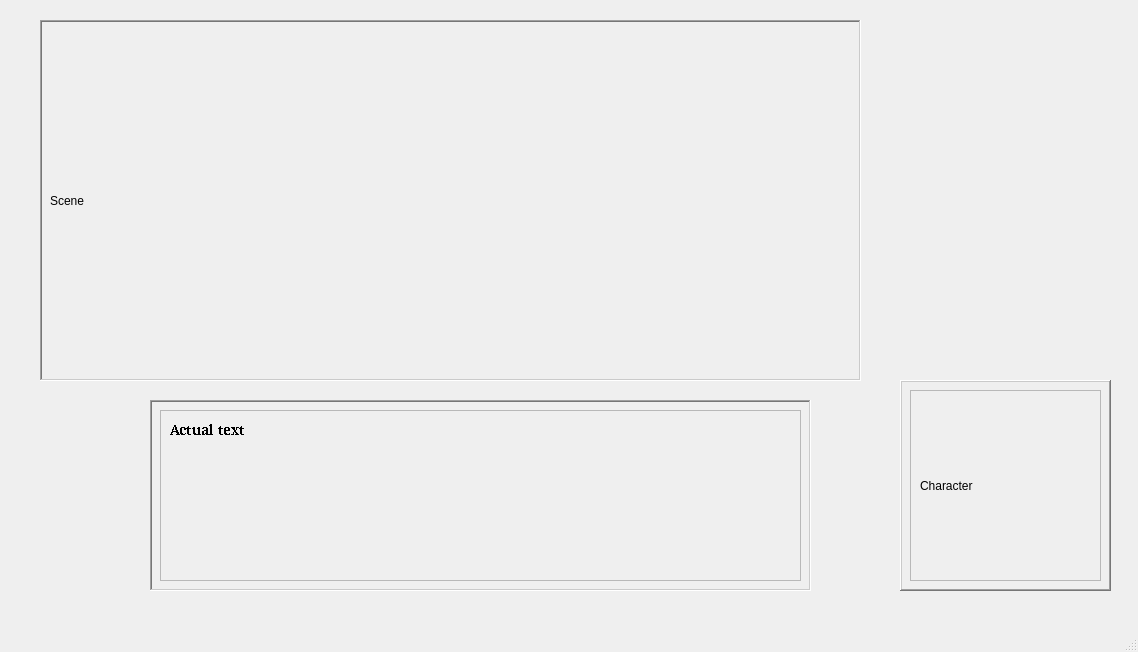
First picture: the form in mainui.ui, repository Cathodeo/meshai, before the edit.
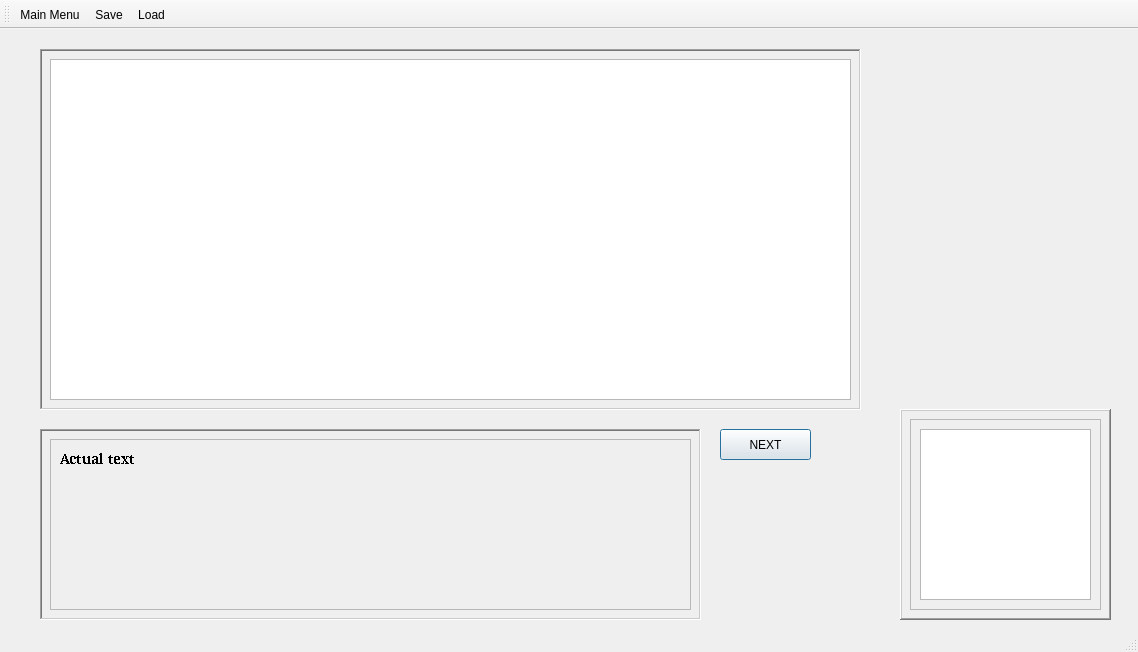
Second picture: the form after the edit. Custom widgets are drawn as their Qt base class.

```diff
--- a/mainui.ui
+++ b/mainui.ui
@@ -17,7 +17,7 @@
    <widget class="QFrame" name="tbox_outerFrame">
     <property name="geometry">
      <rect>
-      <x>150</x>
+      <x>40</x>
       <y>400</y>
       <width>661</width>
       <height>191</height>
@@ -105,7 +105,7 @@
     <property name="frameShadow">
      <enum>QFrame::Sunken</enum>
     </property>
-    <widget class="QLabel" name="pixMain">
+    <widget class="QGraphicsView" name="mainView">
      <property name="geometry">
       <rect>
        <x>10</x>
@@ -114,9 +114,6 @@
        <height>341</height>
       </rect>
      </property>
-     <property name="text">
-      <string>Scene</string>
-     </property>
     </widget>
    </widget>
    <widget class="QFrame" name="portraitFrame">
@@ -155,7 +152,7 @@
      <property name="frameShadow">
       <enum>QFrame::Raised</enum>
      </property>
-     <widget class="QLabel" name="charaPix">
+     <widget class="QGraphicsView" name="graphicsView">
       <property name="geometry">
        <rect>
         <x>10</x>
@@ -164,9 +161,6 @@
         <height>171</height>
        </rect>
       </property>
-      <property name="text">
-       <string>Character</string>
-      </property>
      </widget>
     </widget>
    </widget>
@@ -180,6 +174,28 @@
      </rect>
     </property>
    </widget>
+   <widget class="QPushButton" name="pushButton">
+    <property name="geometry">
+     <rect>
+      <x>720</x>
+      <y>400</y>
+      <width>91</width>
+      <height>31</height>
+     </rect>
+    </property>
+    <property name="text">
+     <string>NEXT</string>
+    </property>
+    <property name="checkable">
+     <bool>false</bool>
+    </property>
+    <property name="default">
+     <bool>true</bool>
+    </property>
+    <property name="flat">
+     <bool>false</bool>
+    </property>
+   </widget>
   </widget>
   <widget class="QMenuBar" name="menubar">
    <property name="geometry">
@@ -192,6 +208,50 @@
    </property>
   </widget>
   <widget class="QStatusBar" name="statusbar"/>
+  <widget class="QToolBar" name="toolBar">
+   <property name="windowTitle">
+    <string>toolBar</string>
+   </property>
+   <attribute name="toolBarArea">
+    <enum>TopToolBarArea</enum>
+   </attribute>
+   <attribute name="toolBarBreak">
+    <bool>false</bool>
+   </attribute>
+   <addaction name="actionMain_Menu"/>
+   <addaction name="actionSave"/>
+   <addaction name="actionLoad"/>
+  </widget>
+  <action name="actionMain_Menu">
+   <property name="text">
+    <string>Main Menu</string>
+   </property>
+   <property name="toolTip">
+    <string>Open the main Menu</string>
+   </property>
+   <property name="shortcut">
+    <string>Ctrl+M</string>
+   </property>
+  </action>
+  <action name="actionSave">
+   <property name="text">
+    <string>Save</string>
+   </property>
+   <property name="toolTip">
+    <string>Saves the current state of the game</string>
+   </property>
+   <property name="shortcut">
+    <string>Ctrl+S</string>
+   </property>
+  </action>
+  <action name="actionLoad">
+   <property name="text">
+    <string>Load</string>
+   </property>
+   <property name="toolTip">
+    <string>Loads a previous saved state of the game</string>
+   </property>
+  </action>
  </widget>
  <customwidgets>
   <customwidget>
```
